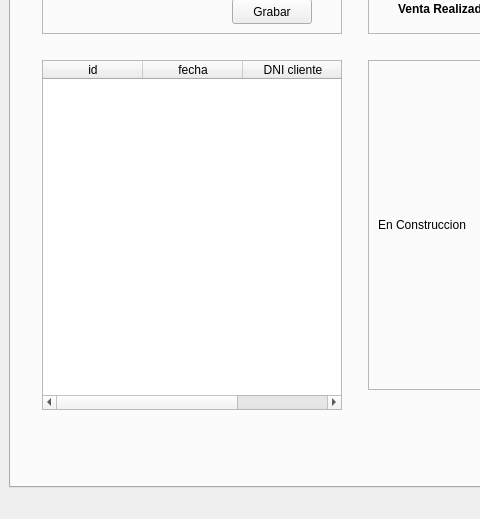
BuaTeijeiro/ProyectoDI, file templates/venPrincipal.ui: the form before one commit; both pictures show x 0 to 480 and y 258 to 777 of the 1174 by 777 pixel window.
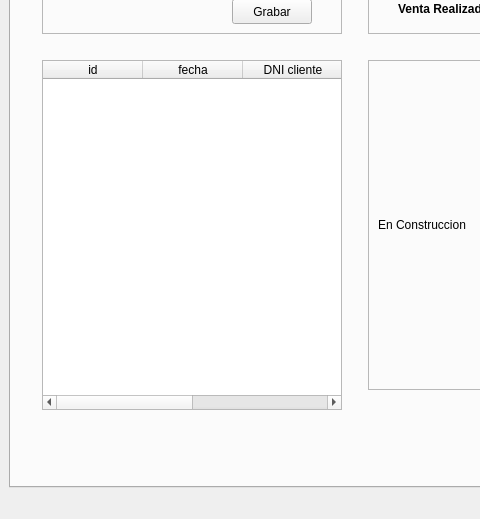
The form after the commit. Icons and pictures are not drawn.

Diff of the .ui file:
```diff
--- a/templates/venPrincipal.ui
+++ b/templates/venPrincipal.ui
@@ -4936,6 +4936,11 @@
               <string>DNI cliente</string>
              </property>
             </column>
+            <column>
+             <property name="text">
+              <string>Gestion</string>
+             </property>
+            </column>
            </widget>
           </item>
           <item row="2" column="1">
```
Left out of the diff: 9 changed lines with no effect on the pictures.
